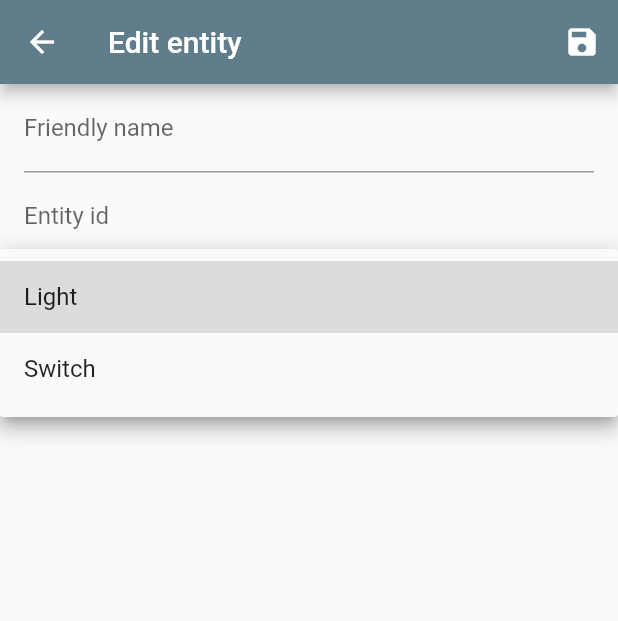
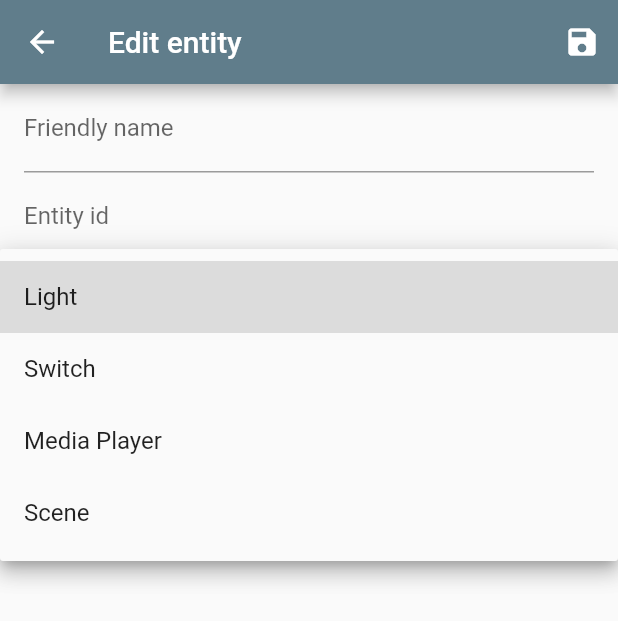
Before and after one commit to feelx88/fafnir, a Flutter app: the EditEntityView screen opened directly with empty values, after a tap on "Light", on a phone screen of 412 x 824 dp. Shown: the top 621 px of the screen. Run offline on Flutter 3.47's test engine with Material 2 defaults, Android fonts, the phone set to English and light mode, and no system bars; our stand-ins replace shared_preferences; missing offline and left inert: flutter_barcode_scanner, flutter_windowmanager; accounts and stored records are empty.

Commit message:
Moved entity domain configuration options into own class and add media player domain/widget factory.

```diff
--- /dev/null
+++ b/lib/data/home_assistant_domain.dart
@@ -0,0 +1,85 @@
+import 'package:fafnir/data/home_assistant_entity.dart';
+import 'package:flutter/material.dart';
+
+class HomeAssistantDomain {
+  static final Map<String, HomeAssistantDomain> configurations =
+      <String, HomeAssistantDomain>{
+    'light': HomeAssistantDomain(
+        id: 'light',
+        name: 'Light',
+        widgetFactory: (HomeAssistantEntity entity, Function serviceCall) =>
+            ListTile(
+              title: Text(entity.friendlyName),
+              subtitle: Text(entity.entityId),
+              trailing: const Icon(Icons.lightbulb),
+              onTap: () => serviceCall(entity, 'light/toggle'),
+            )),
+    'switch': HomeAssistantDomain(
+        id: 'switch',
+        name: 'Switch',
+        widgetFactory: (HomeAssistantEntity entity, Function serviceCall) =>
+            ListTile(
+              title: Text(entity.friendlyName),
+              subtitle: Text(entity.entityId),
+              trailing: const Icon(Icons.toggle_on),
+              onTap: () => serviceCall(entity, 'switch/toggle'),
+            )),
+    'media_player': HomeAssistantDomain(
+        id: 'media_player',
+        name: 'Media Player',
+        widgetFactory: (HomeAssistantEntity entity, Function serviceCall) =>
+            Padding(
+                padding: kTabLabelPadding,
+                child: Column(
+                  children: [
+                    Row(
+                      children: [Text(entity.friendlyName)],
+                    ),
+                    Padding(
+                        padding: kMaterialListPadding,
+                        child: Row(
+                          mainAxisAlignment: MainAxisAlignment.spaceEvenly,
+                          children: [
+                            IconButton(
+                              icon: const Icon(Icons.skip_previous),
+                              onPressed: () => serviceCall(
+                                  entity, 'media_player/media_previous_track'),
+                            ),
+                            IconButton(
+                              icon: const Icon(Icons.pause),
+                              onPressed: () => serviceCall(
+                                  entity, 'media_player/media_pause'),
+                            ),
+                            IconButton(
+                              icon: const Icon(Icons.play_arrow),
+                              onPressed: () => serviceCall(
+                                  entity, 'media_player/media_play'),
+                            ),
+                            IconButton(
+                              icon: const Icon(Icons.skip_next),
+                              onPressed: () => serviceCall(
+                                  entity, 'media_player/media_next_track'),
+                            ),
+                          ],
+                        )),
+                  ],
+                ))),
+    'scene': HomeAssistantDomain(
+        id: 'scene',
+        name: 'Scene',
+        widgetFactory: (HomeAssistantEntity entity, Function serviceCall) =>
+            ListTile(
+              title: Text(entity.friendlyName),
+              subtitle: Text(entity.entityId),
+              trailing: const Icon(Icons.image),
+              onTap: () => serviceCall(entity, 'scene/turn_on'),
+            )),
+  };
+
+  late String id;
+  late String name;
+  late Function widgetFactory;
+
+  HomeAssistantDomain(
+      {required this.id, required this.name, required this.widgetFactory});
+}
--- a/lib/views/edit_entity_view.dart
+++ b/lib/views/edit_entity_view.dart
@@ -1,3 +1,4 @@
+import 'package:fafnir/data/home_assistant_domain.dart';
 import 'package:fafnir/data/home_assistant_entity.dart';
 import 'package:flutter/material.dart';
 
@@ -51,13 +52,11 @@ class _EditEntityState extends State<EditEntityView> {
                       _entity!.serviceDomain = value as String;
                     }),
                 value: _entity!.serviceDomain,
-                items: const [
-                  DropdownMenuItem(
-                    child: Text('Light'),
-                    value: 'light',
-                  ),
-                  DropdownMenuItem(child: Text('Switch'), value: 'switch')
-                ],
+                items: HomeAssistantDomain.configurations
+                    .map((key, value) => MapEntry(
+                        key, DropdownMenuItem(child: Text(value.name), value: value.id)))
+                    .values
+                    .toList(),
                 hint: const Text('Service type'))
           ],
         ));
```
Also changed, not shown: lib/views/main_view.dart (+17 -29 lines).
